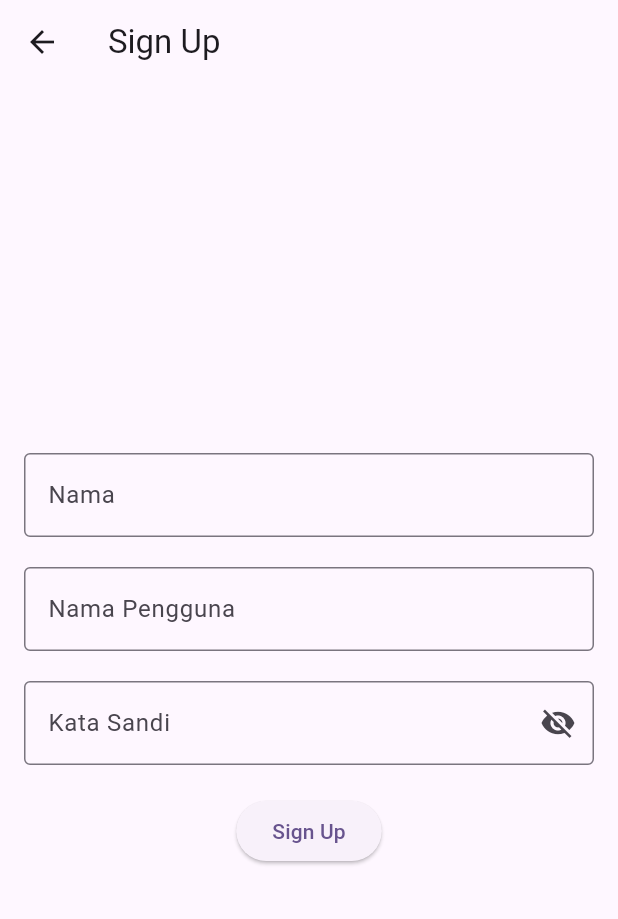
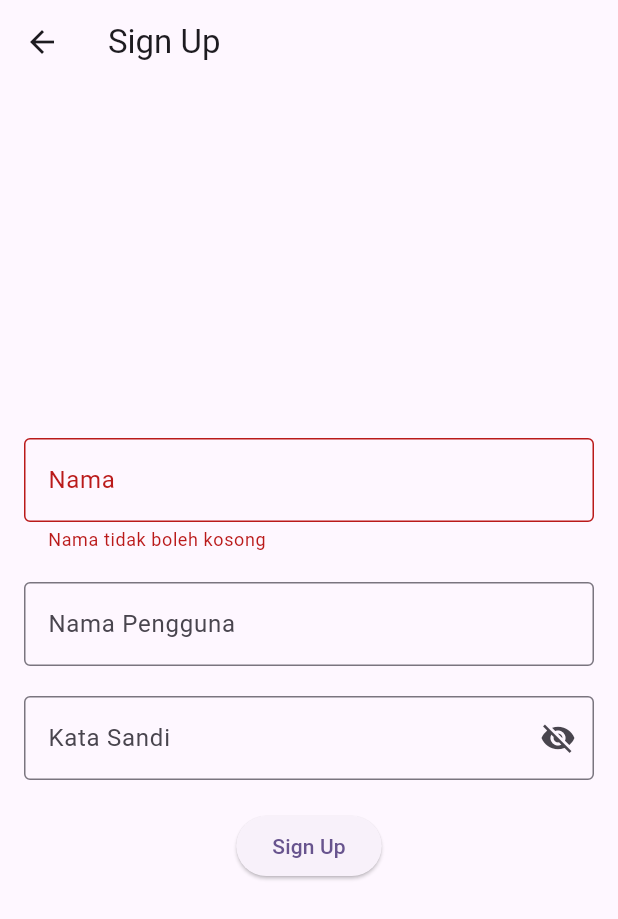
Before and after one commit to Mobile-Programming-MDP/materi-flutter-nurrachmat-nr-1, a Flutter app: the SignUpScreen screen opened directly, after a tap on "Sign Up", on a phone screen of 412 x 824 dp. Shown: the top 919 px of the screen. Run offline on Flutter 3.47's test engine with Material 3 defaults, Android fonts, the phone set to English and light mode, and no system bars; network calls fail.

Commit message:
Add navigation and validation to sign up and detail screens
Implemented navigation from ItemCard and SearchScreen to DetailScreen. Added form validation to SignUpScreen and set it as the app's home screen. Improved back navigation in DetailScreen and updated comments and formatting in several screens.

```diff
--- a/wisata_candi/lib/main.dart
+++ b/wisata_candi/lib/main.dart
@@ -4,6 +4,7 @@ import 'package:wisata_candi/screens/detail_screen.dart';
 import 'package:wisata_candi/screens/home_screen.dart';
 import 'package:wisata_candi/screens/main_screen.dart';
 import 'package:wisata_candi/screens/search_screen.dart';
+import 'package:wisata_candi/screens/sign_up_screen.dart';
 
 void main() {
   runApp(const MyApp());
@@ -23,7 +24,7 @@ class MyApp extends StatelessWidget {
       //home: DetailScreen(candi: candiList[5]),
       //home: SearchScreen()
       //home: HomeScreen(),
-      home: const MainScreen(),
+      home: const SignUpScreen(),
     );
   }
 }
--- a/wisata_candi/lib/screens/detail_screen.dart
+++ b/wisata_candi/lib/screens/detail_screen.dart
@@ -39,7 +39,9 @@ class DetailScreen extends StatelessWidget {
                     shape: BoxShape.circle,
                   ),
                   child: IconButton(
-                    onPressed: () {},
+                    onPressed: () {
+                      Navigator.pop(context);
+                    },
                     icon: Icon(Icons.arrow_back),
                   ),
                 ),
--- a/wisata_candi/lib/screens/home_screen.dart
+++ b/wisata_candi/lib/screens/home_screen.dart
@@ -27,6 +27,7 @@ class _HomeScreenState extends State<HomeScreen> {
           //@TODO 3 : Buat ItemCard
           Candi candi = candiList[index];
           //Buat Widget ItemCard di folder widgets
+
           return ItemCard(candi: candi);
         },
       ),
--- a/wisata_candi/lib/screens/sign_up_screen.dart
+++ b/wisata_candi/lib/screens/sign_up_screen.dart
@@ -20,6 +20,7 @@ class _SignUpScreenState extends State<SignUpScreen> {
 
   // TODO: 2. Membuat fungsi dispose
 
+   final _formKey = GlobalKey<FormState>();
   @override
   Widget build(BuildContext context) {
     return Scaffold(
@@ -31,6 +32,7 @@ class _SignUpScreenState extends State<SignUpScreen> {
           child: Padding(
             padding: const EdgeInsets.all(16),
             child: Form(
+              key: _formKey,
               child: Column(
                 crossAxisAlignment: CrossAxisAlignment.center,
                 mainAxisAlignment: MainAxisAlignment.center,
@@ -40,7 +42,15 @@ class _SignUpScreenState extends State<SignUpScreen> {
                     decoration: const InputDecoration(
                       labelText: 'Nama',
                       border: OutlineInputBorder(),
+                      hintText: "Masukkan nama lengkap anda",
                     ),
+                    validator: (value) {
+                      if(value == null || value.isEmpty){
+                        return 'Nama tidak boleh kosong';
+                      }
+                      return null;
+                    },
+
                   ),
                   const SizedBox(
                     height: 20,
@@ -50,6 +60,7 @@ class _SignUpScreenState extends State<SignUpScreen> {
                     decoration: const InputDecoration(
                       labelText: 'Nama Pengguna',
                       border: OutlineInputBorder(),
+                      hintText: "Masukkan username anda tanpa spasi"
                     ),
                   ),
                   const SizedBox(
@@ -80,7 +91,13 @@ class _SignUpScreenState extends State<SignUpScreen> {
                     height: 20,
                   ),
                   ElevatedButton(
-                    onPressed: () {},
+                    onPressed: () {
+                        if (_formKey.currentState!.validate()) {
+                          ScaffoldMessenger.of(context).showSnackBar(
+                            const SnackBar(content: Text('Processing Data')),
+                          );
+                        }
+                    },
                     child: const Text('Sign Up'),
                   ),
                 ],
```
Also changed, not shown: wisata_candi/lib/screens/main_screen.dart (+4 -4 lines), wisata_candi/lib/screens/search_screen.dart (+23 -2 lines), wisata_candi/lib/widgets/item_card.dart (+11 -2 lines).
